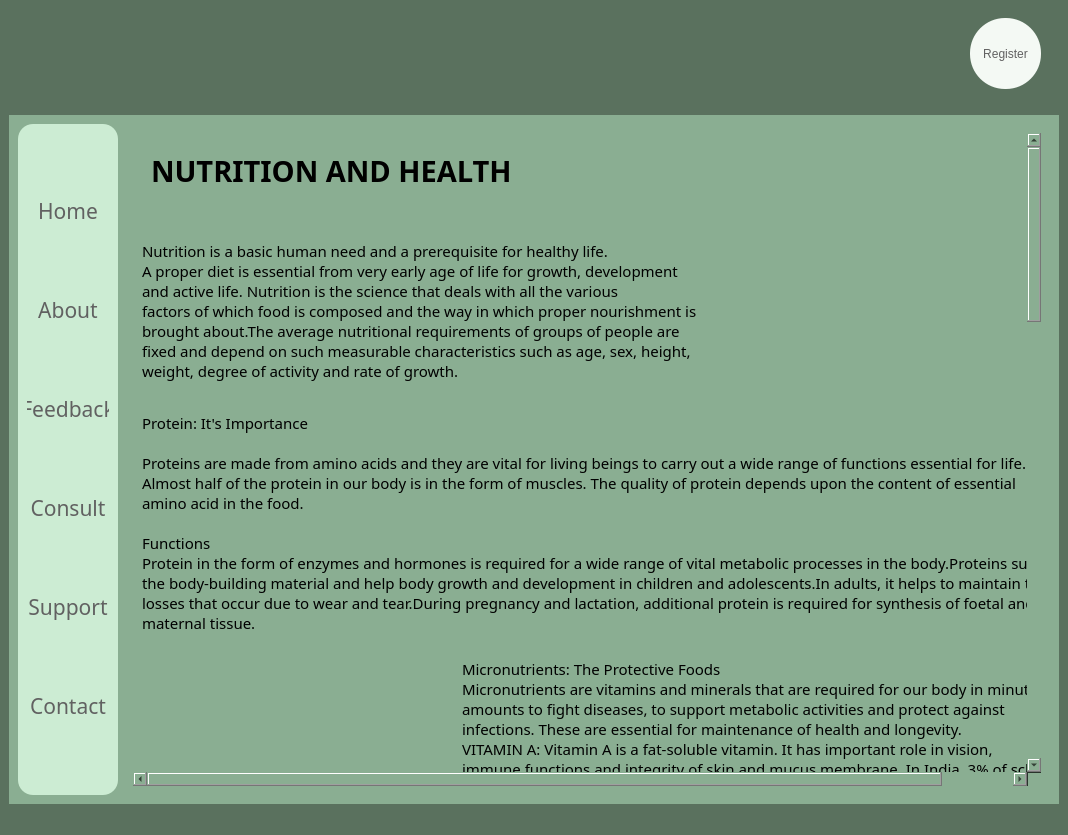
srishtiigautam/restorehealth, file Nutrition_page.ui: the form before one commit.
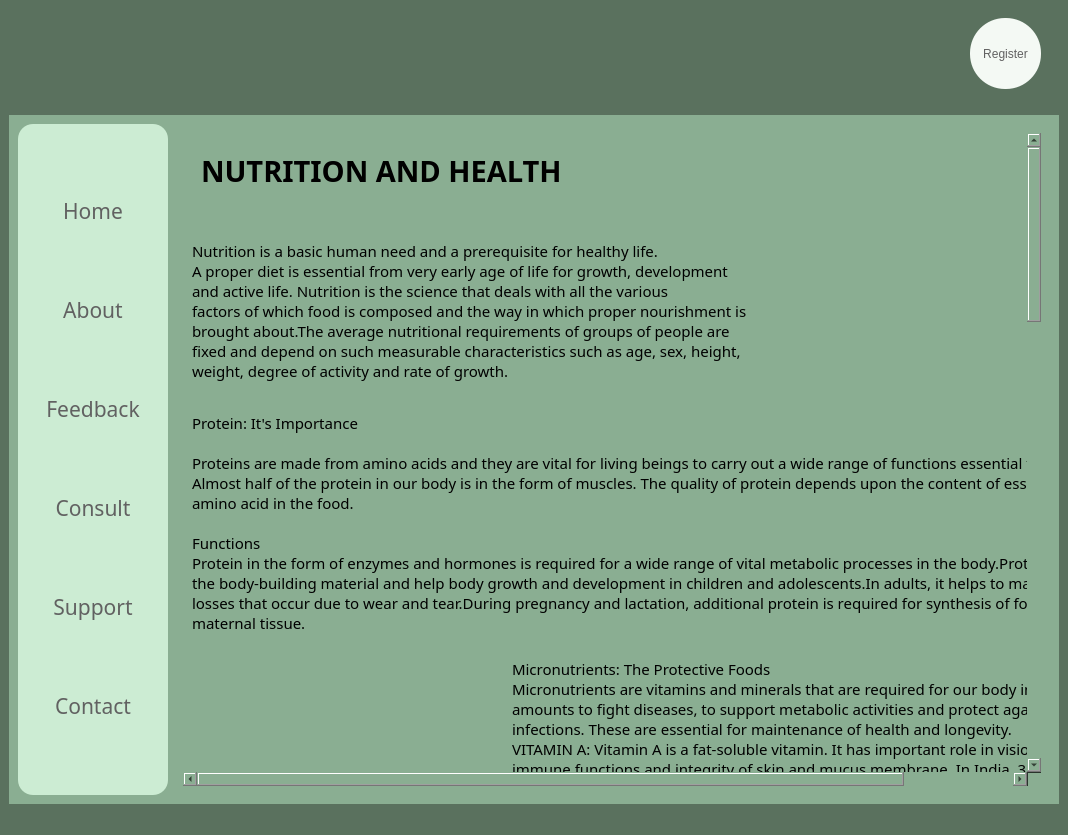
The form after the commit. Icons and pictures are not drawn.

```diff
--- a/Nutrition_page.ui
+++ b/Nutrition_page.ui
@@ -186,6 +186,12 @@
       <layout class="QHBoxLayout" name="horizontalLayout">
        <item>
         <widget class="QFrame" name="frame_3">
+         <property name="minimumSize">
+          <size>
+           <width>150</width>
+           <height>0</height>
+          </size>
+         </property>
          <property name="maximumSize">
           <size>
            <width>100</width>
@@ -420,7 +426,7 @@
               <rect>
                <x>0</x>
                <y>0</y>
-               <width>929</width>
+               <width>923</width>
                <height>1999</height>
               </rect>
              </property>
```
Left out of the diff: 2 changed lines with no effect on the pictures.
